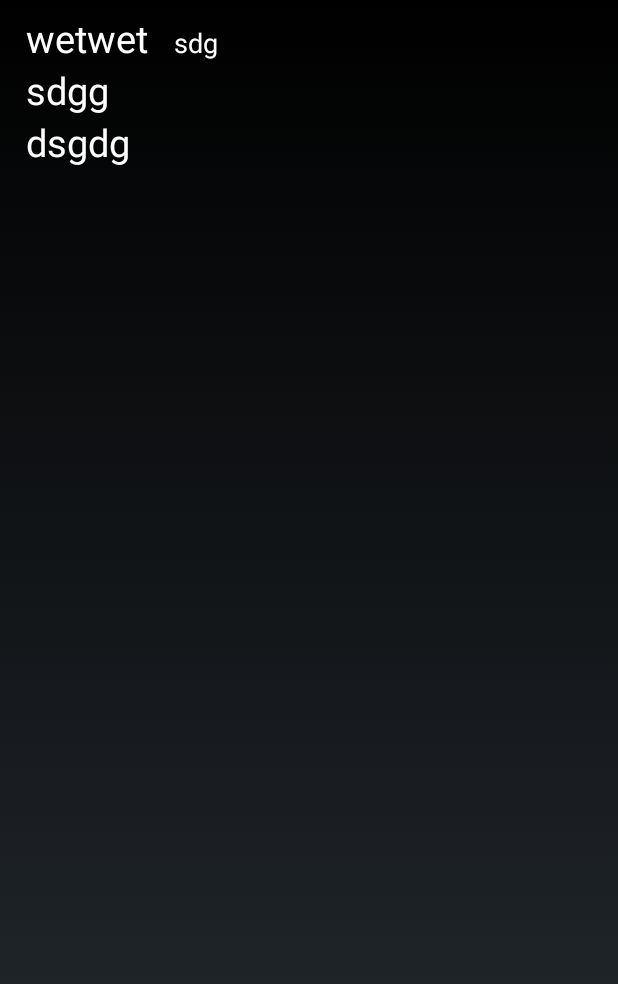
After one commit to luyulove001/coeus-weibo, an Android app: the layout home_page_fragment_item.xml on its own in the app's theme, with its tools: preview values and no code run, on a phone screen of 412 x 824 dp. The commit adds this screen. Shown: the top 984 px of the screen. Run offline under Robolectric (Android 15) with nearby library versions, the phone set to English and light mode, and no system bars.

Commit message:
微博首页界面搭建

```diff
--- /dev/null
+++ b/app/src/main/res/layout/home_page_fragment_item.xml
@@ -0,0 +1,47 @@
+<?xml version="1.0" encoding="utf-8"?>
+<RelativeLayout xmlns:android="http://schemas.android.com/apk/res/android"
+    android:layout_width="match_parent"
+    android:layout_height="match_parent"
+    >
+    <LinearLayout
+        android:id="@+id/linear_usert"
+        android:layout_width="fill_parent"
+        android:layout_height="wrap_content"
+        android:layout_marginTop="8dp"
+        android:orientation="horizontal">
+        <TextView
+            android:id="@+id/home_page_username"
+            android:layout_width="wrap_content"
+            android:layout_height="wrap_content"
+            android:paddingLeft="17dp"
+            android:text="wetwet"
+            android:textSize="25sp"
+            android:textColor="#ffffff"/>
+        <TextView
+            android:id="@+id/home_page_usertime"
+            android:layout_width="wrap_content"
+            android:layout_height="wrap_content"
+            android:layout_marginLeft="17dp"
+            android:textColor="#ffffff"
+            android:textSize="18dp"
+            android:text="sdg"/>
+    </LinearLayout>
+    <TextView
+        android:id="@+id/home_page_usercontent"
+        android:layout_below="@+id/linear_usert"
+        android:layout_width="fill_parent"
+        android:paddingLeft="17dp"
+        android:textSize="25sp"
+        android:textColor="#ffffff"
+        android:text="sdgg"
+        android:layout_height="wrap_content" />
+    <TextView
+        android:id="@+id/home_page_usercomments"
+        android:layout_width="fill_parent"
+        android:layout_height="wrap_content"
+        android:layout_below="@+id/home_page_usercontent"
+        android:paddingLeft="17dp"
+        android:textSize="25sp"
+        android:textColor="#ffffff"
+        android:text="dsgdg"/>
+</RelativeLayout>
```
Also changed, not shown: app/src/main/java/net/tatans/coeus/adapter/HomeFragmentAdapter.java (added, +65 -0 lines), app/src/main/java/net/tatans/coeus/weibo/HomeFragment.java (+25 -4 lines), app/src/main/res/layout/home_page.xml (+7 -9 lines).
